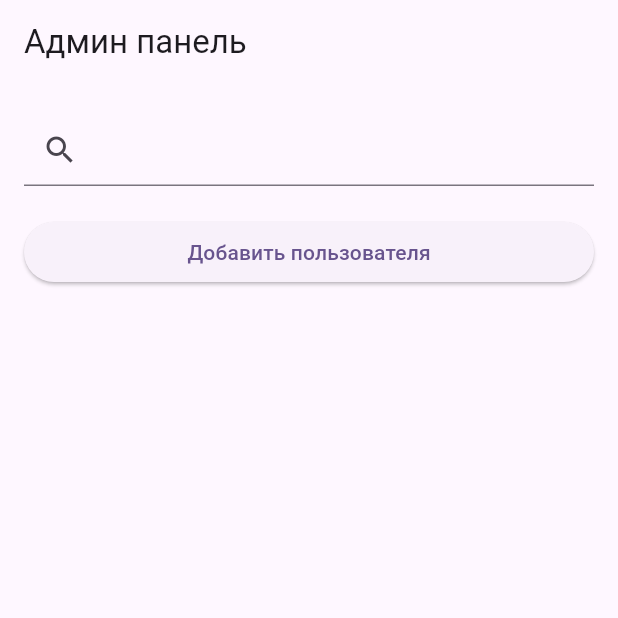
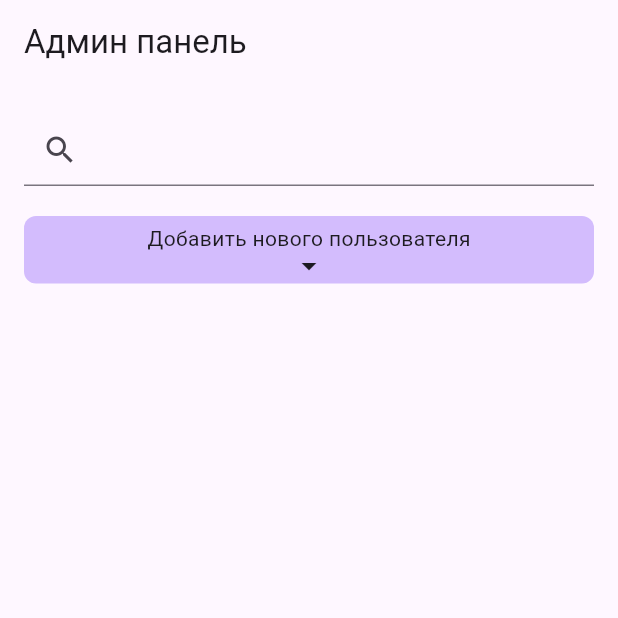
Before and after one commit to GDTuka/order_status, a Flutter app: the AdminScreen screen opened directly, on a phone screen of 412 x 824 dp, the top half of it. Run offline on Flutter 3.47's test engine with Material 3 defaults, Android fonts, the phone set to English and light mode, and no system bars; our stand-ins replace cloud_firestore, firebase_auth, firebase_core, flutter_bloc, freezed_annotation, get_it and 1 more; accounts and stored records are empty; network calls fail; statements that could not run were skipped.

Commit message:
add new user animation

```diff
--- a/lib/features/admin/admin_screen.dart
+++ b/lib/features/admin/admin_screen.dart
@@ -76,16 +76,7 @@ class AdminScreen extends StatelessWidget {
                         ),
                       ),
                       const SliverToBoxAdapter(child: SizedBox(height: 20)),
-                      SliverToBoxAdapter(
-                        child: DefaultAppButton(
-                          onTap: () => getIt<UserBloc>().add(const UserEvents.toggleNewUserForm()),
-                          content: const Text('Добавить пользователя'),
-                        ),
-                      ),
-                      if (state.showAddNewUserForm) ...[
-                        const SliverToBoxAdapter(child: SizedBox(height: 10)),
-                        const SliverToBoxAdapter(child: UserForm()),
-                      ],
+                      SliverToBoxAdapter(child: UserForm()),
                       const SliverToBoxAdapter(
                         child: SizedBox(height: 20),
                       ),
--- a/lib/features/admin/widgets/user_form.dart
+++ b/lib/features/admin/widgets/user_form.dart
@@ -5,25 +5,42 @@ import 'package:order_status/bloc/user/user_bloc.dart';
 import 'package:order_status/widgets/button/default_app_button.dart';
 
 class UserForm extends StatelessWidget {
-  const UserForm({
+  UserForm({
     super.key,
   });
+
+  double scale = 1;
 
   @override
   Widget build(BuildContext context) {
     return BlocConsumer<UserBloc, UserState>(
       bloc: getIt(),
       builder: (context, state) {
-        return Container(
+        return GestureDetector(
+          onTap: () {
+            if (!state.showAddNewUserForm) {
+              getIt<UserBloc>().add(const UserEvents.toggleNewUserForm());
+            }
+          },
+          child: AnimatedContainer(
+            transform: Matrix4.identity()..scale(scale),
+            curve: Curves.easeIn,
+            height: state.showAddNewUserForm ? 424 : 45,
+            width: double.infinity,
+            duration: const Duration(milliseconds: 300),
             decoration: BoxDecoration(
               borderRadius: BorderRadius.circular(8),
               color: Theme.of(context).colorScheme.inversePrimary,
             ),
-          child: Padding(
+            child: Stack(
+              children: [
+                if (state.showAddNewUserForm) ...[
+                  Padding(
                     padding: const EdgeInsets.all(16),
                     child: Column(
-              crossAxisAlignment: CrossAxisAlignment.center,
                       children: [
+                        const Text('Добавление пользователя'),
+                        const SizedBox(height: 20),
                         TextFormField(
                           controller: getIt<UserBloc>().adminNewUserNameController,
                           decoration: const InputDecoration(
@@ -83,7 +100,41 @@ class UserForm extends StatelessWidget {
                           content: Text(
                             state.isUserEditing ? 'Сохранить' : 'Создать пользователя',
                           ),
+                        ),
+                        const SizedBox(height: 20),
+                        GestureDetector(
+                          onTap: () {
+                            getIt<UserBloc>().add(const UserEvents.toggleNewUserForm());
+                          },
+                          child: Container(
+                            color: Colors.transparent,
+                            child: const Row(
+                              mainAxisAlignment: MainAxisAlignment.center,
+                              mainAxisSize: MainAxisSize.max,
+                              children: [
+                                Icon(Icons.arrow_upward),
+                              ],
+                            ),
+                          ),
                         )
+                      ],
+                    ),
+                  )
+                ] else ...[
+                  const Positioned.fill(
+                    child: Align(
+                      alignment: Alignment.topCenter,
+                      child: Padding(padding: EdgeInsets.only(top: 5), child: Text('Добавить нового пользователя')),
+                    ),
+                  ),
+                  const SizedBox(height: 40),
+                  const Positioned.fill(
+                    child: Align(
+                      alignment: Alignment.bottomCenter,
+                      child: Icon(Icons.arrow_drop_down),
+                    ),
+                  )
+                ]
               ],
             ),
           ),
--- a/lib/navigation/navigation_screen.dart
+++ b/lib/navigation/navigation_screen.dart
@@ -1,3 +1,5 @@
+import 'dart:async';
+
 import 'package:flutter/material.dart';
 import 'package:order_status/app/app.dart';
 import 'package:order_status/bloc/overlay_bloc/overlay_bloc.dart';
```
Also changed, not shown: lib/app/app.dart (+9 -0 lines). Lines whose indentation alone changed are shown as unchanged.
